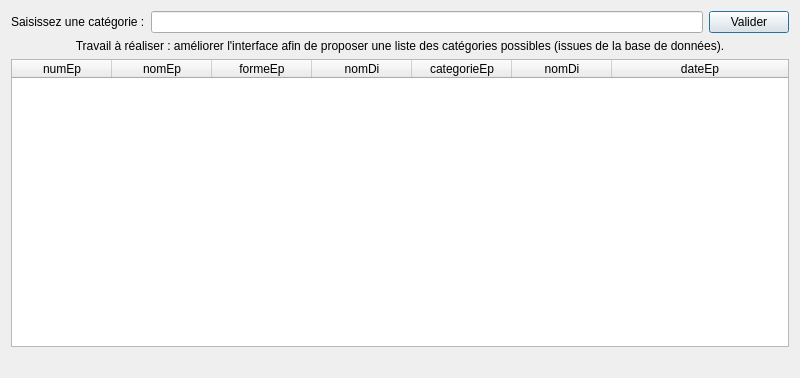
Qt form gui/fct_comp_2.ui (ayoub-djaghloul/Groupe2D_CEBD-Projet) before a commit.
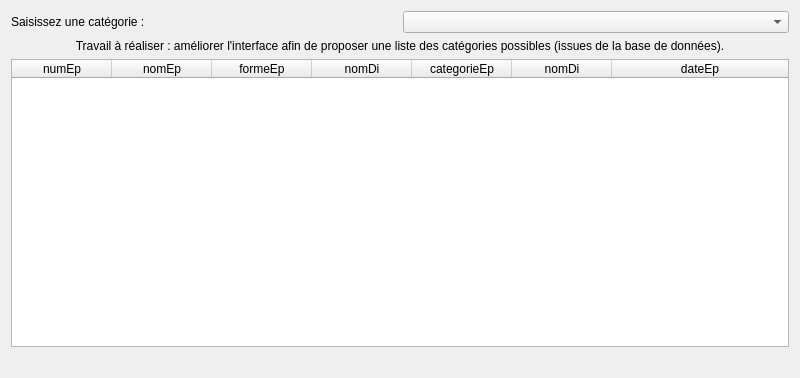
The same form after that commit.

Commit message: interface comp1 (combobox)

What changed in the file:
```diff
--- a/gui/fct_comp_2.ui
+++ b/gui/fct_comp_2.ui
@@ -24,14 +24,7 @@
       </widget>
      </item>
      <item>
-      <widget class="QLineEdit" name="lineEdit_fct_comp_2"/>
-     </item>
-     <item>
-      <widget class="QPushButton" name="pushButton_fct_comp_2">
-       <property name="text">
-        <string>Valider</string>
-       </property>
-      </widget>
+      <widget class="QComboBox" name="combBox_12"/>
      </item>
     </layout>
    </item>
```
Left out of the diff: 12 changed lines with no effect on the pictures. The commit also changes 3 other files.
